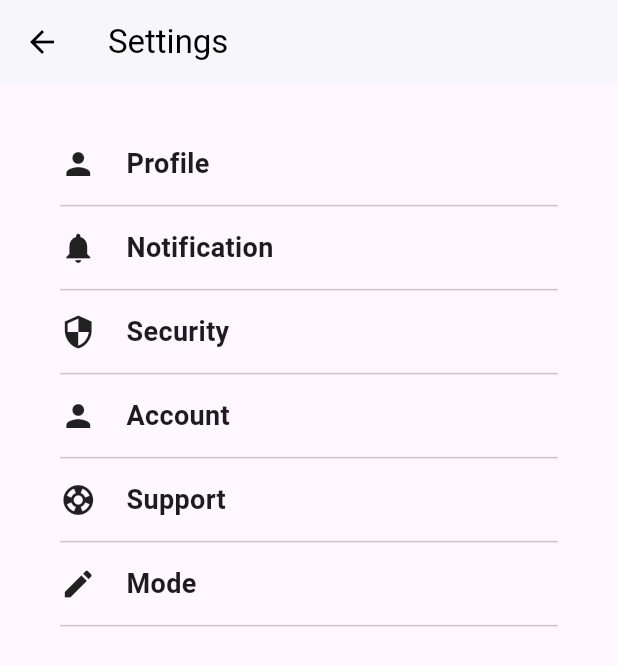
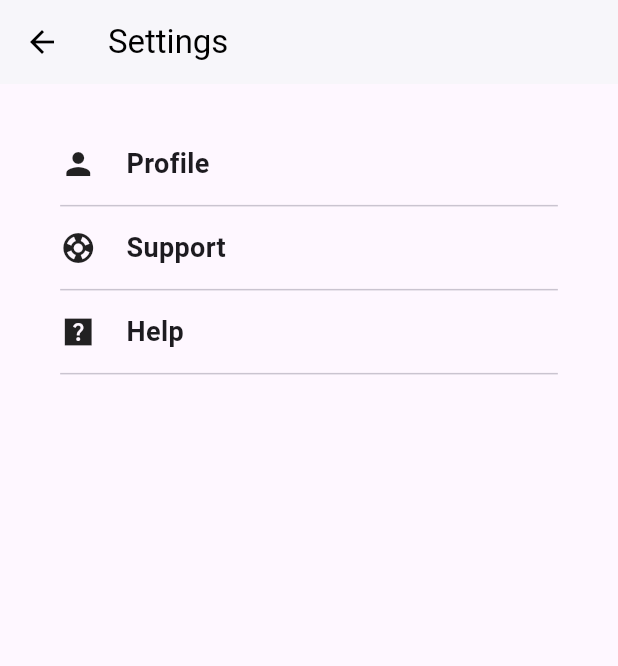
Before and after one commit to Shahanad-p/recipe_plates_provider, a Flutter app: the SettingPageWidget screen opened directly, on a phone screen of 412 x 824 dp. Shown: the top 666 px of the screen. Run offline on Flutter 3.47's test engine with Material 3 defaults, Android fonts, the light colour scheme and no system bars; our stand-ins replace fl_chart, hive, hive_flutter, image_picker, lottie, shared_preferences; accounts and stored records are empty; project files that could hold a hidden picture were left out.

Commit message:
done some huge changes

```diff
--- a/lib/Services/services.dart
+++ b/lib/Services/services.dart
@@ -29,7 +29,6 @@ class DbServices {
 
   addToFavourite(RecipeModel recipe) async {
     final favoriteBox = await Hive.openBox<RecipeModel>('favorite_db');
-
     return favoriteBox.add(recipe);
   }
 
--- a/lib/View/sidebar drawer/data_reset.dart
+++ b/lib/View/sidebar drawer/data_reset.dart
@@ -17,7 +17,7 @@ Future<void> resetRecipe(BuildContext context) async {
             children: [
               const Text(
                 "This will be delete your all recipies. Do you want to continue..?",
-                style: TextStyle(color: Color.fromARGB(255, 0, 0, 0)),
+                style: TextStyle(color: Colors.redAccent),
               ),
               const SizedBox(height: 10.20),
               Lottie.asset('assets/Animation - 1703841326068.json',
@@ -29,7 +29,7 @@ Future<void> resetRecipe(BuildContext context) async {
           TextButton(
             child: const Text(
               "Cancel",
-              style: TextStyle(color: Color.fromARGB(255, 5, 5, 5)),
+              style: TextStyle(color: Colors.black),
             ),
             onPressed: () {
               Navigator.of(context).pop(false);
@@ -38,7 +38,7 @@ Future<void> resetRecipe(BuildContext context) async {
           TextButton(
             child: const Text(
               "Reset",
-              style: TextStyle(color: Color.fromARGB(255, 245, 0, 0)),
+              style: TextStyle(color: Colors.red),
             ),
             onPressed: () {
               Navigator.of(context).pop(true);
--- a/lib/View/sidebar drawer/setting_page.dart
+++ b/lib/View/sidebar drawer/setting_page.dart
@@ -22,15 +22,10 @@ class SettingPageWidget extends StatelessWidget {
             children: [
               buildSection('Profile', Icons.person),
               buildDivider(),
-              buildSection('Notification', Icons.notifications),
-              buildDivider(),
-              buildSection('Security', Icons.security),
-              buildDivider(),
-              buildSection('Account', Icons.person),
-              buildDivider(),
               buildSection('Support', Icons.support),
               buildDivider(),
-              buildSection('Mode', Icons.mode),
+              buildSection('Help', Icons.help_center_sharp
+              ),
               buildDivider(),
             ],
           ),
```
Also changed, not shown: lib/View/widget/home.dart (+30 -1 lines), lib/controller/db_provider.dart (+6 -14 lines).
